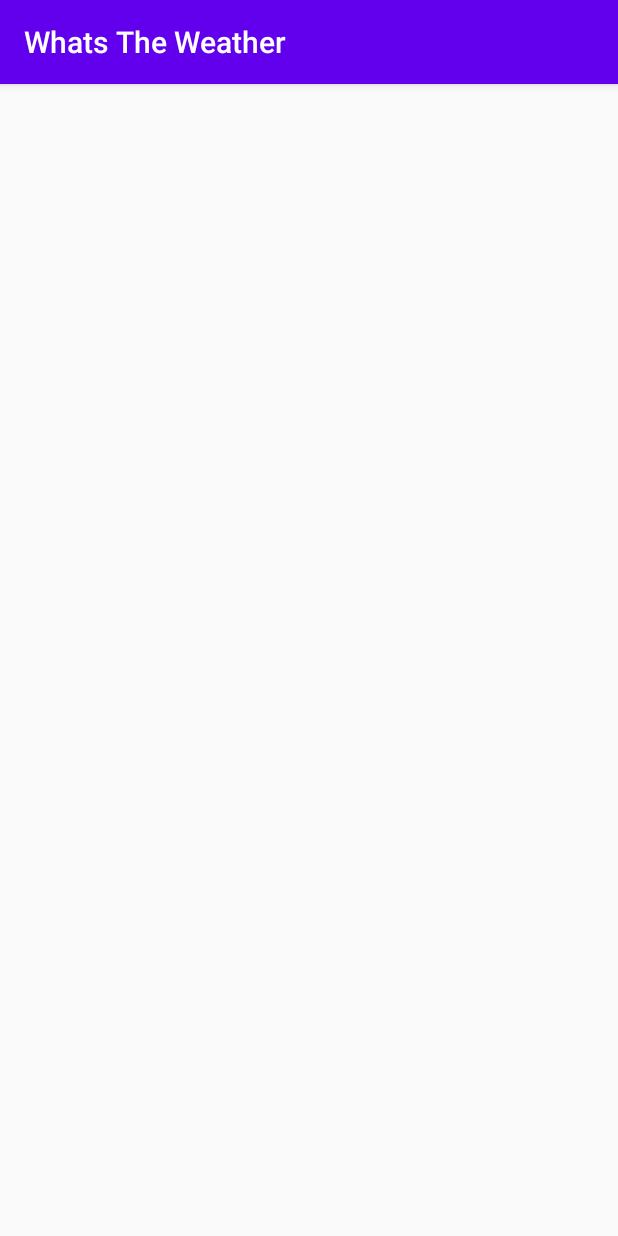
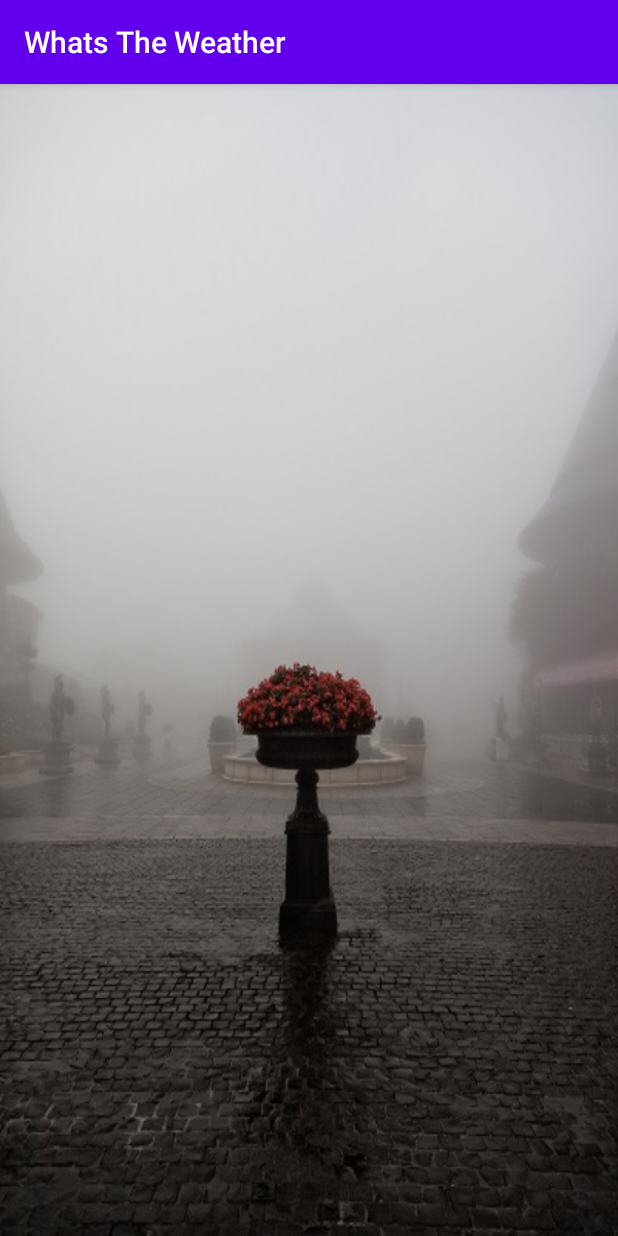
Before and after one commit to mukul-007/WeatherApp, an Android app: the screen it shows after launch (MainActivity), on a phone screen of 412 x 824 dp. Run offline under Robolectric (Android 15) with nearby library versions, the phone set to English and light mode, and no system bars; our stand-ins replace Picasso; pictures from the network do not load.

Commit message:
weather image commited....

```diff
--- a/app/src/main/res/layout/activity_main.xml
+++ b/app/src/main/res/layout/activity_main.xml
@@ -4,6 +4,7 @@
     android:id="@+id/activity_main"
     android:layout_width="match_parent"
     android:layout_height="match_parent"
+    android:background="@drawable/weather"
     android:orientation="vertical"
     tools:context=".MainActivity">
 
```
Also changed, not shown: app/src/main/res/drawable/weather.jpg (added).
